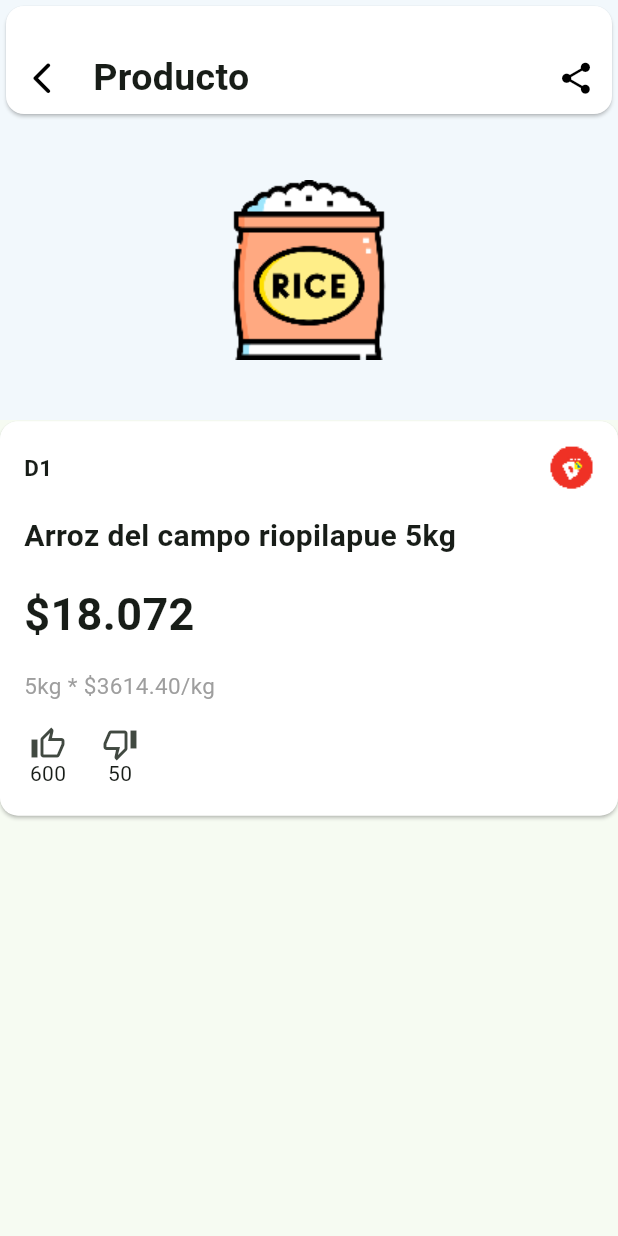
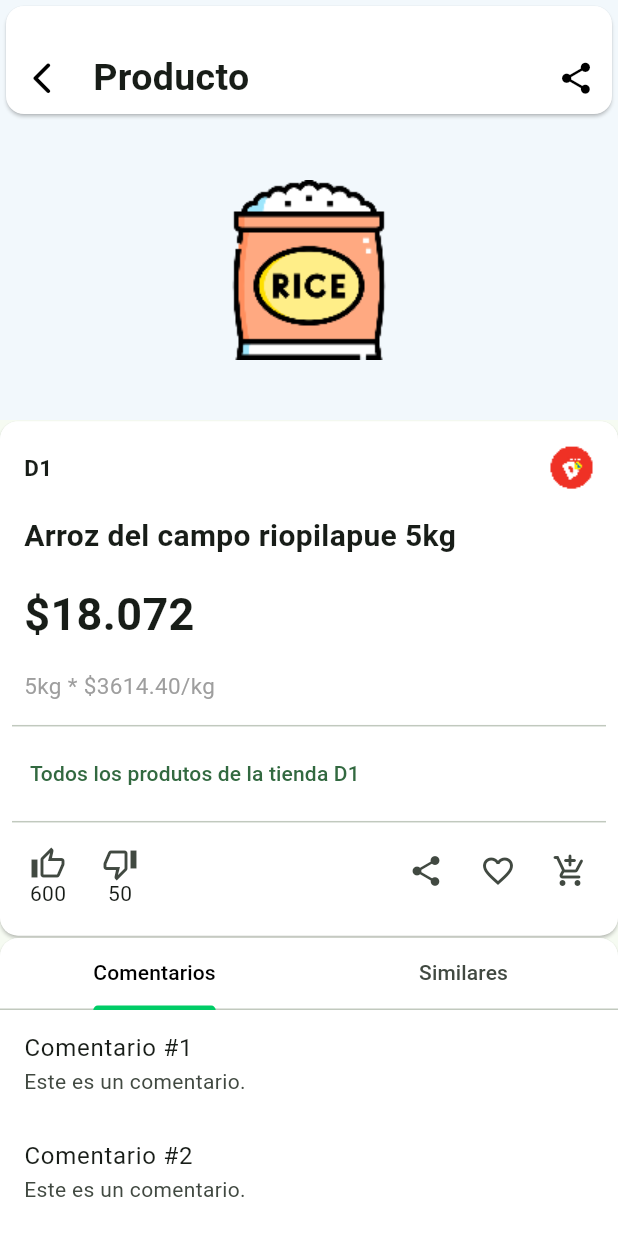
Before and after one commit to JeiFB/heyyoumarket, a Flutter app: the ProductoPage screen opened by its route, on a phone screen of 412 x 824 dp. Run offline on Flutter 3.47's test engine with Material 3 defaults, Android fonts, the light colour scheme and no system bars; our stand-ins replace firebase_auth, firebase_core, get_it, injectable; accounts and stored records are empty.

Commit message:
page product

```diff
--- a/lib/main.dart
+++ b/lib/main.dart
@@ -30,7 +30,7 @@
         'login': (BuildContext context) => const LoginPage(),
         'register': (BuildContext context) => const RegisterPage(),
         'homepage': (BuildContext context) => const HomePage(),
-        'producto': (BuildContext context) => ProductoPage(),
+        'producto': (BuildContext context) => const ProductoPage(),
       },
     );
   }
--- a/lib/presentation/producto/producto_page.dart
+++ b/lib/presentation/producto/producto_page.dart
@@ -11,7 +11,6 @@
           SliverAppBar(
             backgroundColor: const Color.fromARGB(255, 242, 248, 252),
             automaticallyImplyLeading: false,
-            // leading: const Text(''),
             floating: true,
             pinned: false,
             snap: true,
@@ -106,7 +105,7 @@
                             ),
                           ),
                           const Padding(
-                            padding: const EdgeInsets.all(8.0),
+                            padding: EdgeInsets.all(8.0),
                             child: Text(
                               'Arroz del campo riopilapue 5kg',
                               style: TextStyle(
@@ -114,7 +113,7 @@
                             ),
                           ),
                           const Padding(
-                            padding: const EdgeInsets.all(8.0),
+                            padding: EdgeInsets.all(8.0),
                             child: Text(
                               '\$18.072',
                               style: TextStyle(
@@ -129,6 +128,22 @@
                                   TextStyle(fontSize: 15, color: Colors.grey),
                             ),
                           ),
+                          const Divider(),
+                          Row(
+                            mainAxisAlignment: MainAxisAlignment.spaceBetween,
+                            children: [
+                              TextButton(
+                                  onPressed: () {},
+                                  child: const Text(
+                                    'Todos los produtos de la tienda D1',
+                                    textAlign: TextAlign.start,
+                                  )),
+                            ],
+                          ),
+                          const Divider(),
+                          Row(
+                            mainAxisAlignment: MainAxisAlignment.spaceBetween,
+                            children: [
                               Row(
                                 children: [
                                   Column(
@@ -156,13 +171,91 @@
                                     ],
                                   )
                                 ],
+                              ),
+                              Row(
+                                children: [
+                                  IconButton(
+                                      onPressed: () {},
+                                      icon: const Icon(Icons.share)),
+                                  IconButton(
+                                      onPressed: () {},
+                                      icon: const Icon(Icons.favorite_border)),
+                                  IconButton(
+                                      onPressed: () {},
+                                      icon: const Icon(
+                                          Icons.add_shopping_cart_rounded)),
+                                ],
+                              ),
+                            ],
                           )
                         ],
                       ),
                     ),
                   ),
                 ),
-                // Segunda tarjeta con GridView adaptable
+                // Segunda tarjeta con TabBar y TabBarView
+                Card(
+                  margin: const EdgeInsets.symmetric(vertical: 0.8),
+                  color: Colors.white,
+                  child: SizedBox(
+                    height: 400, // Ajusta la altura según sea necesario
+                    child: DefaultTabController(
+                      length: 2,
+                      child: Column(
+                        children: [
+                          const TabBar(
+                            tabs: [
+                              Tab(text: 'Comentarios'),
+                              Tab(text: 'Similares'),
+                            ],
+                            labelColor: Colors.black,
+                            indicatorColor: Color.fromARGB(255, 0, 204, 102),
+                          ),
+                          Expanded(
+                            child: TabBarView(
+                              children: [
+                                // Contenido de Comentarios
+                                ListView.builder(
+                                  itemCount: 3, // Número de comentarios
+                                  itemBuilder: (context, index) {
+                                    return ListTile(
+                                      title: Text('Comentario #${index + 1}'),
+                                      subtitle:
+                                          const Text('Este es un comentario.'),
+                                    );
+                                  },
+                                ),
+                                // Contenido de Similares
+                                ListView.builder(
+                                  itemCount: 3, // Número de productos similares
+                                  itemBuilder: (context, index) {
+                                    return ListTile(
+                                      subtitle: Column(
+                                        children: [
+                                          Row(
+                                            children: [
+                                              Image.asset(
+                                                'assets/img/rice.png',
+                                                cacheHeight: 70,
+                                              ),
+                                              const Text(
+                                                  'Producto de otra tienda.'),
+                                            ],
+                                          ),
+                                          const Divider()
+                                        ],
+                                      ),
+                                    );
+                                  },
+                                ),
+                              ],
+                            ),
+                          ),
+                        ],
+                      ),
+                    ),
+                  ),
+                ),
               ],
             ),
           ),
```
Lines whose indentation alone changed are shown as unchanged.
